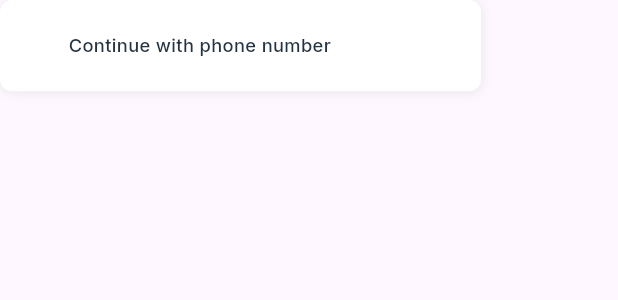
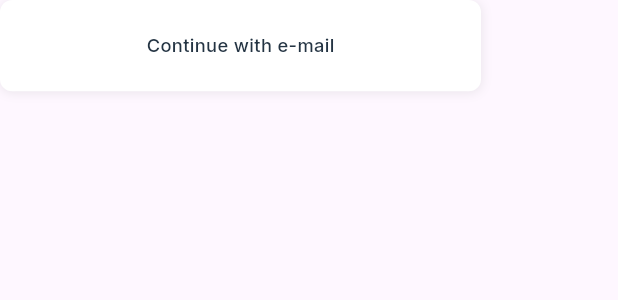
Before and after one commit to raufzer/talky-app, a Flutter app: the ContinueWithButton widget shown alone on an empty page, opened directly, on a phone screen of 412 x 824 dp. Shown: the top 300 px of the screen. Run offline on Flutter 3.47's test engine with Material 3 defaults, Android fonts, the light colour scheme and no system bars; our stand-ins replace cloud_firestore, firebase_auth, firebase_core, flutter_bloc, flutter_chat_types, flutter_chat_ui and 5 more; accounts and stored records are empty; network calls fail.

Commit message:
chore(ui): refactor code

```diff
--- a/lib/screens/sign_in_social_screen.dart
+++ b/lib/screens/sign_in_social_screen.dart
@@ -39,7 +39,9 @@ class _SignInSocialScreenState extends State<SignInSocialScreen> {
             const OrDivider(),
             const SizedBox(height: 38),
             ContinueWithButton(
-                text: 'Continue with phone number', onPressed: () {}),
+                text: 'Continue with e-mail', onPressed: () {
+            Navigator.pushNamed(context, '/SignInScreen');
+                }),
             const SizedBox(
               height: 50,
             ),
--- a/lib/widgets/continue_with_button.dart
+++ b/lib/widgets/continue_with_button.dart
@@ -34,18 +34,20 @@ class ContinueWithButton extends StatelessWidget {
           ],
         ),
         child: Row(
-          mainAxisAlignment: MainAxisAlignment.start,
+          mainAxisAlignment: MainAxisAlignment.center,
           children: [
-            SizedBox(width: 45.r),
-            Text(
-              text,
-              style: GoogleFonts.inter(
-                fontSize: 12.r,
-                fontWeight: FontWeight.w500,
-                color: blackColor,
+            SizedBox(width: 30.r),
+            Center(
+              child: Text(
+                text,
+                style: GoogleFonts.inter(
+                  fontSize: 12.r,
+                  fontWeight: FontWeight.w500,
+                  color: blackColor,
+                ),
               ),
             ),
-            SizedBox(width: 45.r),
+            SizedBox(width: 30.r),
           ],
         ),
       ),
```
Also changed, not shown: lib/screens/chat_screen.dart (+47 -37 lines), lib/widgets/app_bar.dart (+11 -2 lines).
